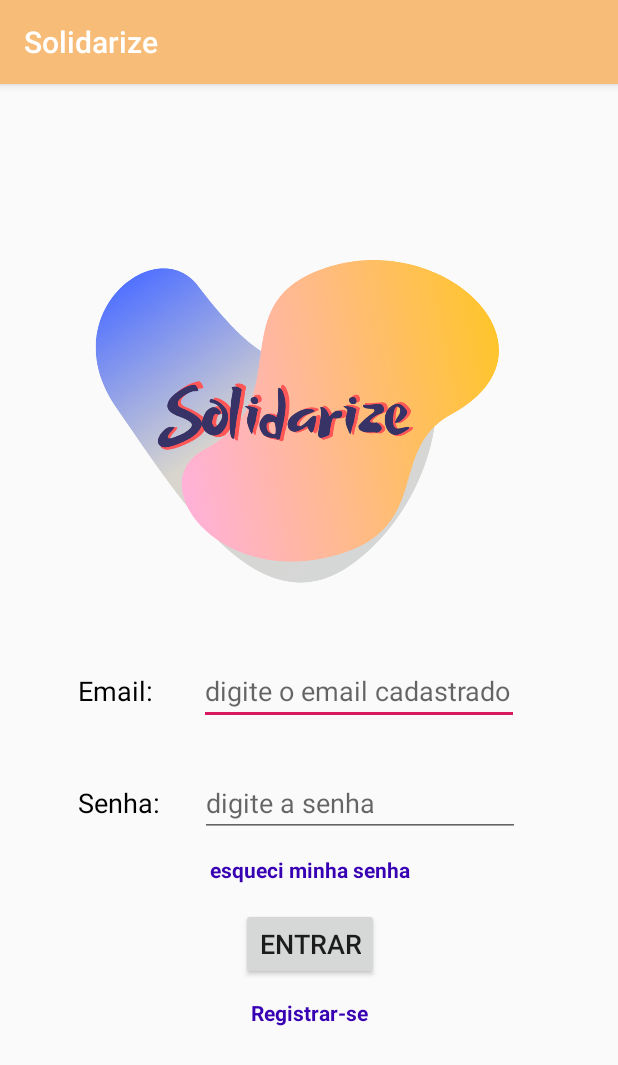
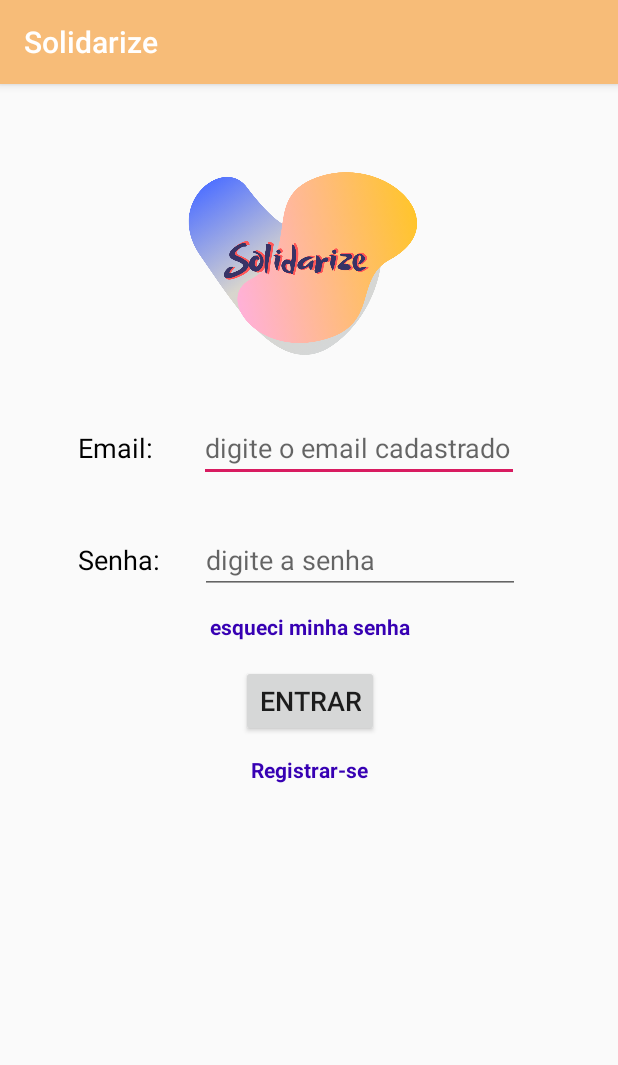
Before and after one commit to luana-q-g/Solidarize, an Android app: the screen it shows after launch (MainActivity), on a phone screen of 412 x 824 dp. Shown: the top 1065 px of the screen. Run offline under Robolectric (Android 15) with nearby library versions, the phone set to English and light mode, and no system bars.

Commit message:
Alterações no layout de LoginActivity

```diff
--- a/app/src/main/res/layout/activity_main.xml
+++ b/app/src/main/res/layout/activity_main.xml
@@ -98,11 +98,11 @@
 
     <ImageView
         android:id="@+id/img_logo"
-        android:layout_width="300dp"
-        android:layout_height="300dp"
-        android:layout_marginStart="52dp"
-        android:layout_marginTop="56dp"
-        android:layout_marginEnd="52dp"
+        android:layout_width="170dp"
+        android:layout_height="170dp"
+        android:layout_marginStart="8dp"
+        android:layout_marginTop="24dp"
+        android:layout_marginEnd="8dp"
         app:layout_constraintEnd_toEndOf="parent"
         app:layout_constraintStart_toStartOf="parent"
         app:layout_constraintTop_toTopOf="parent"
```
